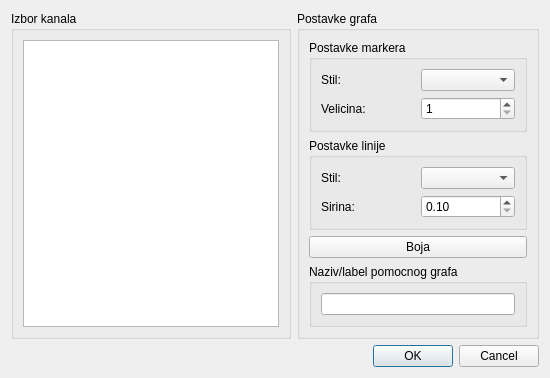
kluksa/kontrola-podataka, file opcije_pomocnih.ui: the form before one commit.
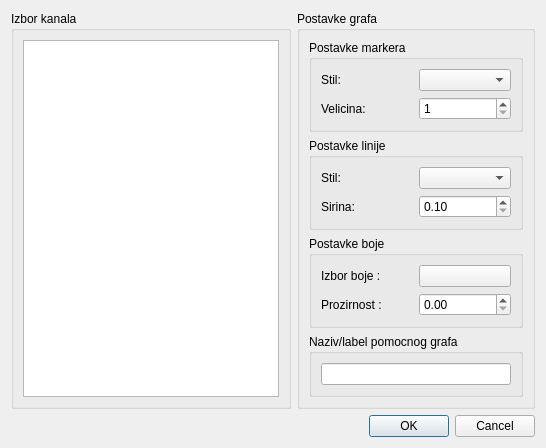
The form after the commit.

Commit message: Iz izbornika je izbacen izbor duljine pick radijusa. Uz svaki gumb za izbor boje dodana je kontrola prozirnosti kao spinbox.

Patch:
```diff
--- a/opcije_pomocnih.ui
+++ b/opcije_pomocnih.ui
@@ -6,8 +6,8 @@
    <rect>
     <x>0</x>
     <y>0</y>
-    <width>550</width>
-    <height>364</height>
+    <width>546</width>
+    <height>398</height>
    </rect>
   </property>
   <property name="windowTitle">
@@ -32,7 +32,7 @@
       <string>Postavke grafa</string>
      </property>
      <layout class="QGridLayout" name="gridLayout_4">
-      <item row="4" column="0">
+      <item row="3" column="0">
        <widget class="QGroupBox" name="groupBox_5">
         <property name="title">
          <string>Naziv/label pomocnog grafa</string>
@@ -44,13 +44,6 @@
         </layout>
        </widget>
       </item>
-      <item row="3" column="0">
-       <widget class="QPushButton" name="bojaButton">
-        <property name="text">
-         <string>Boja</string>
-        </property>
-       </widget>
-      </item>
       <item row="1" column="0">
        <widget class="QGroupBox" name="groupBox_2">
         <property name="title">
@@ -120,6 +113,46 @@
         </layout>
        </widget>
       </item>
+      <item row="2" column="0">
+       <widget class="QGroupBox" name="groupBox_6">
+        <property name="title">
+         <string>Postavke boje</string>
+        </property>
+        <layout class="QGridLayout" name="gridLayout_5">
+         <item row="0" column="0">
+          <widget class="QLabel" name="label">
+           <property name="text">
+            <string>Izbor boje : </string>
+           </property>
+          </widget>
+         </item>
+         <item row="1" column="0">
+          <widget class="QLabel" name="label_2">
+           <property name="text">
+            <string>Prozirnost : </string>
+           </property>
+          </widget>
+         </item>
+         <item row="0" column="1">
+          <widget class="QPushButton" name="bojaButton">
+           <property name="text">
+            <string/>
+           </property>
+          </widget>
+         </item>
+         <item row="1" column="1">
+          <widget class="QDoubleSpinBox" name="alphaBoja">
+           <property name="maximum">
+            <double>1.000000000000000</double>
+           </property>
+           <property name="singleStep">
+            <double>0.050000000000000</double>
+           </property>
+          </widget>
+         </item>
+        </layout>
+       </widget>
+      </item>
      </layout>
     </widget>
    </item>
```
The commit also changes 9 other files.
